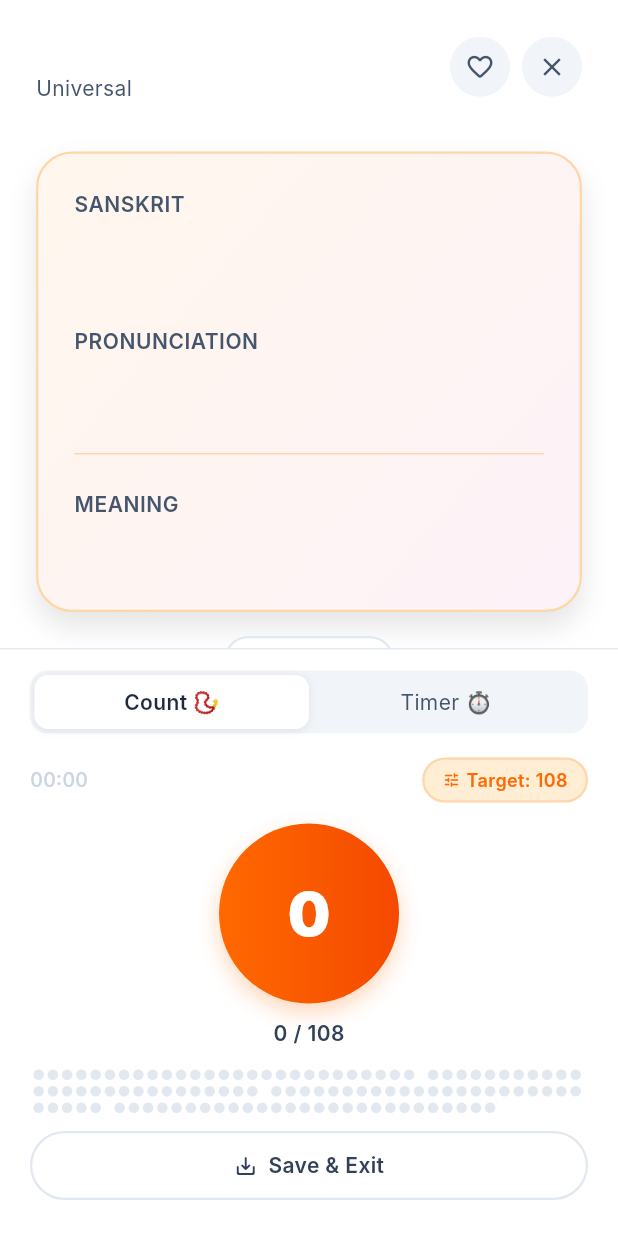
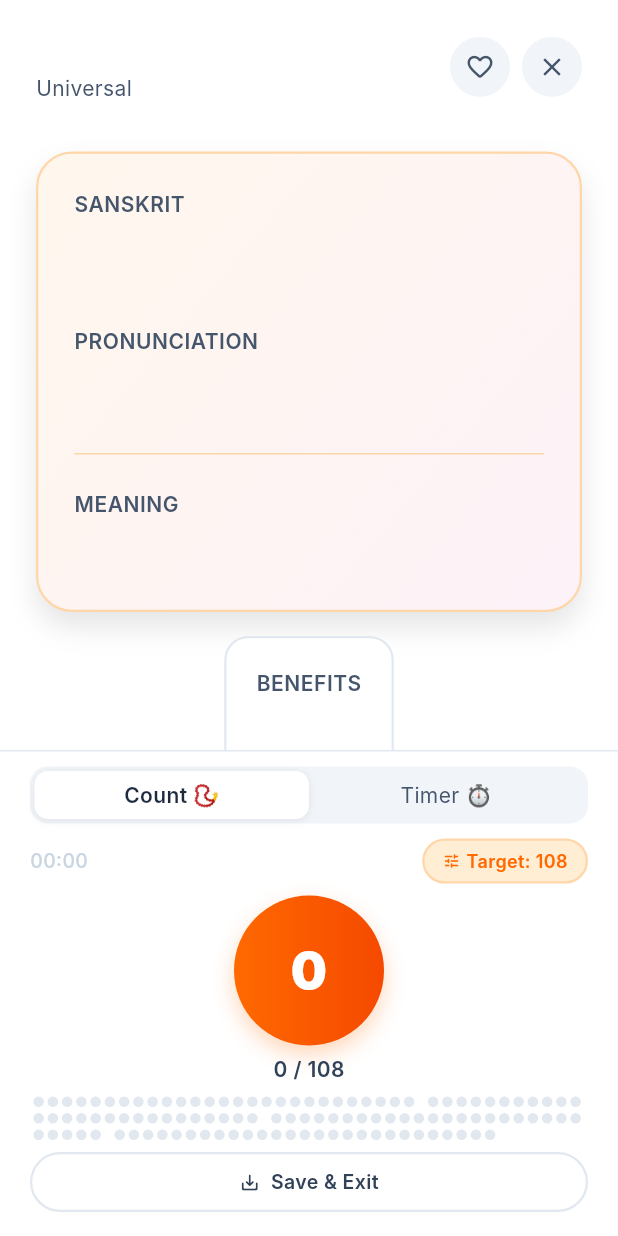
Before and after one commit to mantrastreak-app/MantraStreakApp, a Flutter app: the PrayerPageScreen screen opened directly with empty values, on a phone screen of 412 x 824 dp. Run offline on Flutter 3.47's test engine with Material 3 defaults, Android fonts, the phone set to English and light mode, and no system bars; our stand-ins replace app_links, just_audio, shared_preferences, supabase_flutter; missing offline and left inert: app_settings; accounts and stored records are empty; Roboto replaces fonts that are missing (Inter).

Commit message:
final changes

```diff
--- a/lib/app_router.dart
+++ b/lib/app_router.dart
@@ -279,6 +279,7 @@ class _AppRouterState extends State<AppRouter> {
             state.selectedPrayer = prayer.title;
             state.selectedPrayerDeity = prayer.deity;
             state.selectedPrayerDuration = prayer.durationMinutes;
+            state.selectedPrayerMantraId = prayer.id;
             _navigate(AppRoute.prayerPage);
           },
           onBack: () => _navigate(AppRoute.moodSelector),
--- a/lib/screens/prayer_page_screen.dart
+++ b/lib/screens/prayer_page_screen.dart
@@ -407,6 +407,8 @@ class _PrayerPageScreenState extends State<PrayerPageScreen> {
                     children: [
                       _buildPrayerHeader(),
                       Expanded(
+                        child: ConstrainedBox(
+                          constraints: const BoxConstraints(minHeight: 200),
                           child: SingleChildScrollView(
                             padding:
                                 const EdgeInsets.fromLTRB(24, 16, 24, 0),
@@ -417,6 +419,7 @@ class _PrayerPageScreenState extends State<PrayerPageScreen> {
                                 _buildBenefitsCard(),
                                 const SizedBox(height: 24),
                               ],
+                            ),
                           ),
                         ),
                       ),
@@ -591,7 +594,7 @@ class _PrayerPageScreenState extends State<PrayerPageScreen> {
 
   Widget _buildPlayerControls() {
     return Container(
-      padding: const EdgeInsets.fromLTRB(20, 14, 20, 24),
+      padding: const EdgeInsets.fromLTRB(20, 10, 20, 16),
       decoration: const BoxDecoration(
           border:
               Border(top: BorderSide(color: AppColors.border, width: 1))),
@@ -607,7 +610,7 @@ class _PrayerPageScreenState extends State<PrayerPageScreen> {
           // Today's progress banner
           if (_progressLoaded && _todayCount > 0)
             Container(
-              margin: const EdgeInsets.only(bottom: 12),
+              margin: const EdgeInsets.only(bottom: 8),
               padding:
                   const EdgeInsets.symmetric(horizontal: 14, vertical: 8),
               decoration: BoxDecoration(
@@ -644,7 +647,7 @@ class _PrayerPageScreenState extends State<PrayerPageScreen> {
 
           // Mode toggle
           _buildModeToggle(),
-          const SizedBox(height: 16),
+          const SizedBox(height: 10),
 
           // Mode content
           if (_mode == _SessionMode.count)
@@ -652,7 +655,7 @@ class _PrayerPageScreenState extends State<PrayerPageScreen> {
           else
             _buildTimerControls(),
 
-          const SizedBox(height: 12),
+          const SizedBox(height: 8),
           _buildSaveExitButton(),
         ],
       ),
@@ -661,9 +664,9 @@ class _PrayerPageScreenState extends State<PrayerPageScreen> {
 
   Widget _buildAudioBar() {
     return Container(
-      margin: const EdgeInsets.only(bottom: 12),
+      margin: const EdgeInsets.only(bottom: 8),
       padding:
-          const EdgeInsets.symmetric(horizontal: 14, vertical: 8),
+          const EdgeInsets.symmetric(horizontal: 12, vertical: 6),
       decoration: BoxDecoration(
         color: AppColors.surface,
         borderRadius: BorderRadius.circular(12),
@@ -727,7 +730,7 @@ class _PrayerPageScreenState extends State<PrayerPageScreen> {
 
   Widget _buildModeToggle() {
     return Container(
-      height: 42,
+      height: 38,
       padding: const EdgeInsets.all(3),
       decoration: BoxDecoration(
           color: AppColors.surface,
@@ -811,14 +814,14 @@ class _PrayerPageScreenState extends State<PrayerPageScreen> {
             ),
           ],
         ),
-        const SizedBox(height: 14),
+        const SizedBox(height: 8),
 
         // Big saffron tap circle
         GestureDetector(
           onTap: _onCountTap,
           child: Container(
-            width: 120,
-            height: 120,
+            width: 100,
+            height: 100,
             decoration: BoxDecoration(
               gradient: AppGradients.primaryButton,
               shape: BoxShape.circle,
@@ -835,7 +838,7 @@ class _PrayerPageScreenState extends State<PrayerPageScreen> {
                 '$_count',
                 style: const TextStyle(
                     fontFamily: 'Inter',
-                    fontSize: 40,
+                    fontSize: 34,
                     fontWeight: FontWeight.w900,
                     color: Colors.white,
                     height: 1),
@@ -843,7 +846,7 @@ class _PrayerPageScreenState extends State<PrayerPageScreen> {
             ),
           ),
         ),
-        const SizedBox(height: 10),
+        const SizedBox(height: 6),
 
         Text(
           '$_count / $_target',
@@ -853,7 +856,7 @@ class _PrayerPageScreenState extends State<PrayerPageScreen> {
               fontWeight: FontWeight.w600,
               color: AppColors.textMedium),
         ),
-        const SizedBox(height: 14),
+        const SizedBox(height: 8),
 
         _buildBeadDots(),
       ],
@@ -906,7 +909,7 @@ class _PrayerPageScreenState extends State<PrayerPageScreen> {
             _fmt(_timerRemaining),
             style: const TextStyle(
                 fontFamily: 'Inter',
-                fontSize: 52,
+                fontSize: 44,
                 fontWeight: FontWeight.w700,
                 color: AppColors.textDark,
                 letterSpacing: -1),
@@ -919,7 +922,7 @@ class _PrayerPageScreenState extends State<PrayerPageScreen> {
             style: AppTextStyles.bodyMedium
                 .copyWith(color: AppColors.textSubtle),
           ),
-          const SizedBox(height: 14),
+          const SizedBox(height: 10),
           _buildTimerPlayButton(),
         ],
       );
@@ -933,7 +936,7 @@ class _PrayerPageScreenState extends State<PrayerPageScreen> {
         Text('Choose duration',
             style: AppTextStyles.labelMedium
                 .copyWith(color: AppColors.textMedium)),
-        const SizedBox(height: 10),
+        const SizedBox(height: 8),
         Wrap(
           spacing: 8,
           runSpacing: 8,
@@ -953,7 +956,7 @@ class _PrayerPageScreenState extends State<PrayerPageScreen> {
             ),
           ],
         ),
-        const SizedBox(height: 14),
+        const SizedBox(height: 10),
         _buildTimerPlayButton(),
       ],
     );
@@ -1032,7 +1035,7 @@ class _PrayerPageScreenState extends State<PrayerPageScreen> {
       onTap: _saveAndExit,
       child: Container(
         width: double.infinity,
-        height: 46,
+        height: 40,
         decoration: BoxDecoration(
           color: AppColors.white,
           borderRadius: BorderRadius.circular(100),
@@ -1042,12 +1045,12 @@ class _PrayerPageScreenState extends State<PrayerPageScreen> {
           mainAxisAlignment: MainAxisAlignment.center,
           children: [
             Icon(Icons.save_alt_rounded,
-                size: 16, color: AppColors.textMedium),
+                size: 14, color: AppColors.textMedium),
             SizedBox(width: 7),
             Text('Save & Exit',
                 style: TextStyle(
                     fontFamily: 'Inter',
-                    fontSize: 14,
+                    fontSize: 13,
                     fontWeight: FontWeight.w600,
                     color: AppColors.textMedium)),
           ],
@@ -1119,7 +1122,14 @@ class _PrayerPageScreenState extends State<PrayerPageScreen> {
               Padding(
                 padding: const EdgeInsets.symmetric(horizontal: 40),
                 child: ElevatedButton(
-                  onPressed: widget.onComplete,
+                  onPressed: () {
+                    context.read<AppState>().completePrayer(
+                      countAchieved: _count,
+                      targetCount: _target,
+                      sessionMode: _mode == _SessionMode.count ? 'count' : 'timer',
+                    );
+                    widget.onComplete();
+                  },
                   style: ElevatedButton.styleFrom(
                     backgroundColor: Colors.white,
                     foregroundColor: AppColors.primary,
```
Also changed, not shown: lib/screens/prayer_selection_screen.dart (+62 -2 lines), .claude/settings.local.json (added), 1 other file. Lines whose indentation alone changed are shown as unchanged.
